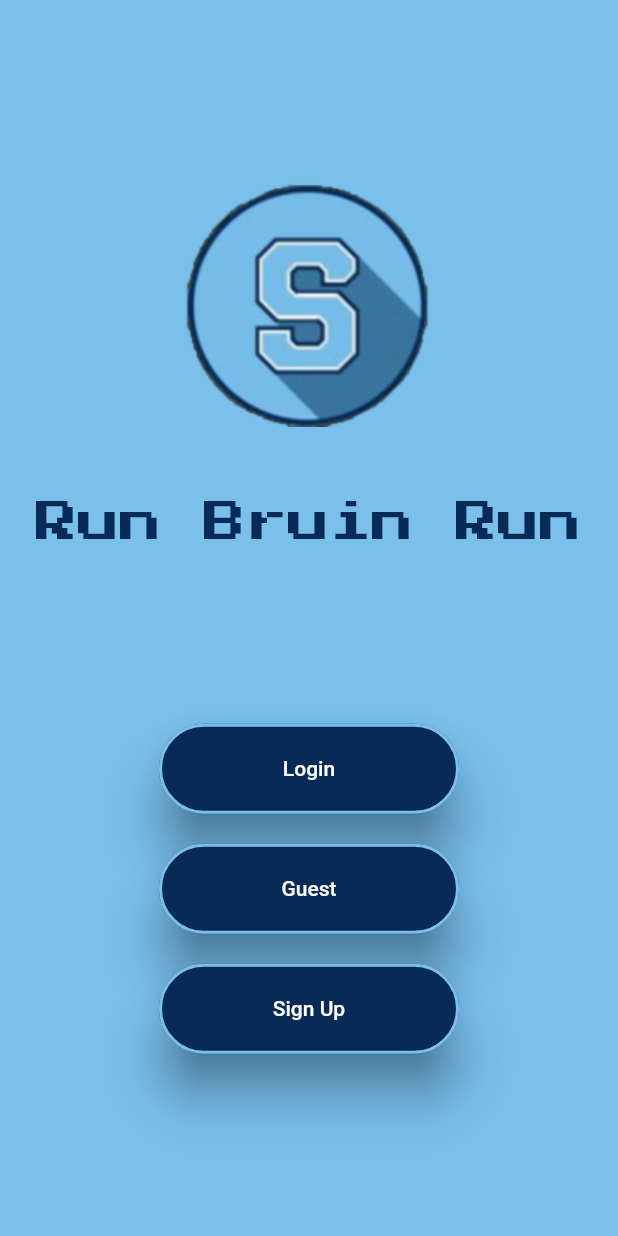
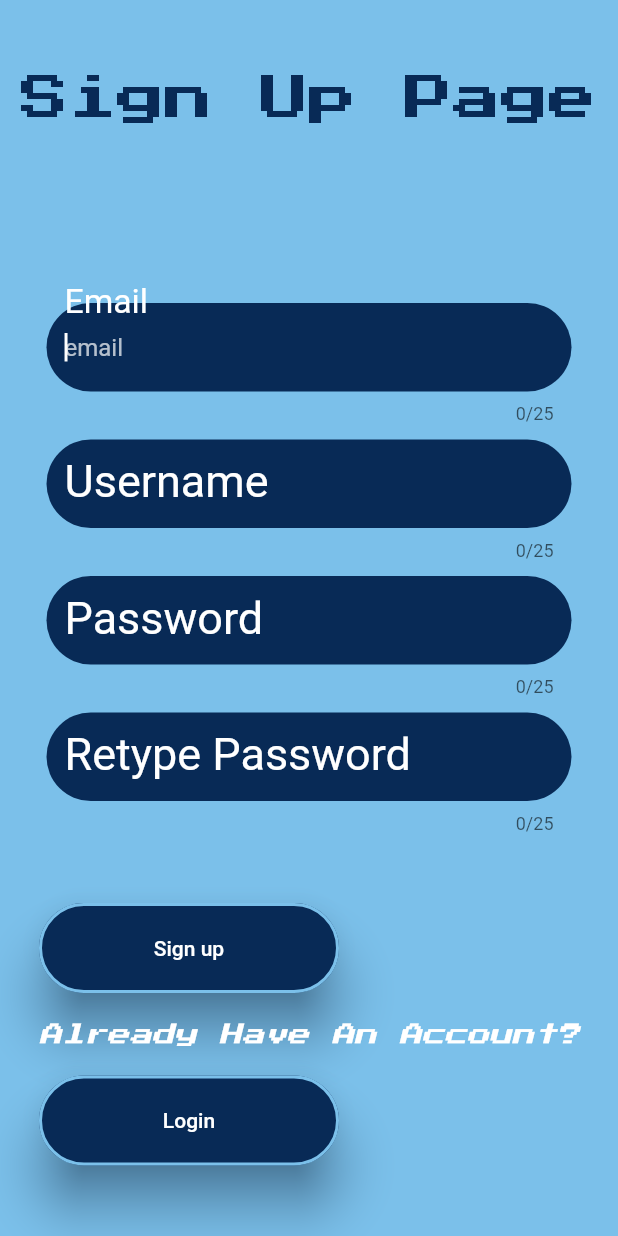
Before and after one commit to jpveloso/RunBruinRun, a Flutter app: the screen it shows after launch, after a tap on "Sign Up", on a phone screen of 412 x 824 dp. Run offline on Flutter 3.47's test engine with Material 2 defaults, Android fonts, the phone set to English and light mode, and no system bars.

Commit message:
Started Signup page.

```diff
--- a/run_bruin_run/lib/main.dart
+++ b/run_bruin_run/lib/main.dart
@@ -1,6 +1,5 @@
 import 'package:flutter/material.dart';
 import 'package:run_bruin_run/screens/home_page.dart';
-import 'package:run_bruin_run/styles.dart';
 
 void main() {
   runApp(const MyApp());
@@ -18,7 +17,7 @@ class MyApp extends StatelessWidget {
         primarySwatch: Colors.blue,
       ),
       // home: const MyHomePage(title: "Run Bruin Run",),
-      home: HomePage(),
+      home: const HomePage(),
     );
   }
 }
--- a/run_bruin_run/lib/screens/home_page.dart
+++ b/run_bruin_run/lib/screens/home_page.dart
@@ -1,6 +1,9 @@
 import 'package:flutter/material.dart';
+import 'package:run_bruin_run/screens/signup_page.dart';
 import 'package:run_bruin_run/styles.dart';
 import 'login_page.dart';
+
+//dart fix --apply
 
 class HomePage extends StatefulWidget {
   const HomePage({Key? key}) : super(key: key);
@@ -25,7 +28,7 @@ class _HomePageState extends State<HomePage> {
             Image.asset(
               'lib/images/Sheridan_Bruins_Logo.png',
             ),
-            SizedBox(height: 50),
+            const SizedBox(height: 50),
             const Text(
               'Run Bruin Run',
               style: TextStyle(
@@ -34,7 +37,7 @@ class _HomePageState extends State<HomePage> {
                 fontFamily: 'PressStart2P',
               ),
             ),
-            SizedBox(height: 120),
+            const SizedBox(height: 120),
             Wrap(
               direction: Axis.vertical,
               // crossAxisAlignment: WrapCrossAlignment.center,
@@ -58,7 +61,11 @@ class _HomePageState extends State<HomePage> {
                     child: const Text('Guest')),
                 ElevatedButton(
                     style: getButtonStyle(),
-                    onPressed: () {},
+                    onPressed: () {
+                      Navigator.push(
+                          context, MaterialPageRoute(builder: (context) => const SignUpPage())
+                      );
+                    },
                     child: const Text('Sign Up')),
               ],
             ),
--- a/run_bruin_run/lib/screens/login_page.dart
+++ b/run_bruin_run/lib/screens/login_page.dart
@@ -13,13 +13,13 @@ class _LoginPageState extends State<LoginPage> {
   @override
   Widget build(BuildContext context) {
     return Scaffold(
-      // resizeToAvoidBottomInset: false,
+        // resizeToAvoidBottomInset: false,
         backgroundColor: lightBruinBlue,
         body: Center(
           child: Column(
             mainAxisAlignment: MainAxisAlignment.start,
             children: [
-              SizedBox(height: 50),
+              const SizedBox(height: 50),
               const Text(
                 'Login Page',
                 style: TextStyle(
@@ -28,7 +28,7 @@ class _LoginPageState extends State<LoginPage> {
                   fontFamily: 'PressStart2P',
                 ),
               ),
-              SizedBox(height: 120),
+              const SizedBox(height: 120),
               SizedBox(
                 width: 350,
                 height: 175,
@@ -36,13 +36,13 @@ class _LoginPageState extends State<LoginPage> {
                   TextField(
                     maxLength: 25,
                     cursorColor: Colors.white,
-                    style: TextStyle(
+                    style: const TextStyle(
                       color: Colors.white,
                     ),
                     decoration: InputDecoration(
                       filled: true,
                       fillColor: darkBruinBlue,
-                      hintStyle: TextStyle(color: Colors.white70),
+                      hintStyle: const TextStyle(color: Colors.white70),
                       hintText: "Enter your username",
                       border: OutlineInputBorder(
                         borderSide: BorderSide.none,
@@ -50,19 +50,19 @@ class _LoginPageState extends State<LoginPage> {
                       ),
                     ),
                   ),
-                  SizedBox(height: 10),
+                  const SizedBox(height: 10),
                   TextField(
                     obscureText: true,
                     obscuringCharacter: "*",
                     maxLength: 25,
                     cursorColor: Colors.white,
-                    style: TextStyle(color: Colors.white),
+                    style: const TextStyle(color: Colors.white),
                     decoration: InputDecoration(
                       // labelText: "Password",
                       // labelStyle: TextStyle(fontSize: 30, color: Colors.white),
                       filled: true,
                       fillColor: darkBruinBlue,
-                      hintStyle: TextStyle(color: Colors.white70),
+                      hintStyle: const TextStyle(color: Colors.white70),
                       hintText: "Enter your password",
                       border: OutlineInputBorder(
                         borderSide: BorderSide.none,
@@ -72,7 +72,7 @@ class _LoginPageState extends State<LoginPage> {
                   ),
                 ]),
               ),
-              SizedBox(height: 20),
+              const SizedBox(height: 20),
               Wrap(
                 direction: Axis.vertical,
                 spacing: 20,
--- /dev/null
+++ b/run_bruin_run/lib/screens/signup_page.dart
@@ -0,0 +1,155 @@
+import 'package:flutter/material.dart';
+import 'package:run_bruin_run/screens/home_page.dart';
+import 'package:run_bruin_run/screens/login_page.dart';
+import 'package:run_bruin_run/styles.dart';
+
+class SignUpPage extends StatefulWidget {
+  const SignUpPage({Key? key}) : super(key: key);
+
+  @override
+  State<SignUpPage> createState() => _SignUpPageState();
+}
+
+class _SignUpPageState extends State<SignUpPage> {
+  @override
+  Widget build(BuildContext context) {
+    return Scaffold(
+      // resizeToAvoidBottomInset: false,
+        backgroundColor: lightBruinBlue,
+        body: Center(
+          child: Column(
+            mainAxisAlignment: MainAxisAlignment.start,
+            children: [
+              const SizedBox(height: 50),
+              const Text(
+                'Sign Up Page',
+                style: TextStyle(
+                  fontSize: 32,
+                  color: darkBruinBlue,
+                  fontFamily: 'PressStart2P',
+                ),
+              ),
+              const SizedBox(height: 120),
+              SizedBox(
+                width: 350,
+                height: 380,
+                child: Column(children: [
+                  TextField(
+                    maxLength: 25,
+                    cursorColor: Colors.white,
+                    autofocus: true,
+                    style: const TextStyle(
+                      color: Colors.white,
+                    ),
+                    decoration: InputDecoration(
+                      labelText: "Email",
+                      labelStyle: const TextStyle(fontSize: 30, color: Colors.white),
+                      filled: true,
+                      fillColor: darkBruinBlue,
+                      hintStyle: const TextStyle(color: Colors.white70),
+                      hintText: "email",
+                      border: OutlineInputBorder(
+                        borderSide: BorderSide.none,
+                        borderRadius: BorderRadius.circular(50),
+                      ),
+                    ),
+                  ),
+                  const SizedBox(height: 10),
+                  TextField(
+                    maxLength: 25,
+                    cursorColor: Colors.white,
+                    style: const TextStyle(
+                      color: Colors.white,
+                    ),
+                    decoration: InputDecoration(
+                      labelText: "Username",
+                      labelStyle: const TextStyle(fontSize: 30, color: Colors.white),
+                      filled: true,
+                      fillColor: darkBruinBlue,
+                      hintStyle: const TextStyle(color: Colors.white70),
+                      hintText: "username",
+                      border: OutlineInputBorder(
+                        borderSide: BorderSide.none,
+                        borderRadius: BorderRadius.circular(50),
+                      ),
+                    ),
+                  ),
+                  const SizedBox(height: 10),
+                  TextField(
+                    obscureText: true,
+                    obscuringCharacter: "*",
+                    maxLength: 25,
+                    cursorColor: Colors.white,
+                    style: const TextStyle(color: Colors.white),
+                    decoration: InputDecoration(
+                      labelText: "Password",
+                      labelStyle: const TextStyle(fontSize: 30, color: Colors.white),
+                      filled: true,
+                      fillColor: darkBruinBlue,
+                      hintStyle: const TextStyle(color: Colors.white70),
+                      hintText: "Enter your password",
+                      border: OutlineInputBorder(
+                        borderSide: BorderSide.none,
+                        borderRadius: BorderRadius.circular(50),
+                      ),
+                    ),
+                  ),
+                  const SizedBox(height: 10),
+                  TextField(
+                    obscureText: true,
+                    obscuringCharacter: "*",
+                    maxLength: 25,
+                    cursorColor: Colors.white,
+                    style: const TextStyle(color: Colors.white),
+                    decoration: InputDecoration(
+                      labelText: "Retype Password",
+                      labelStyle: const TextStyle(fontSize: 30, color: Colors.white),
+                      filled: true,
+                      fillColor: darkBruinBlue,
+                      hintStyle: const TextStyle(color: Colors.white70),
+                      hintText: "retype password",
+                      border: OutlineInputBorder(
+                        borderSide: BorderSide.none,
+                        borderRadius: BorderRadius.circular(50),
+                      ),
+                    ),
+                  ),
+                ]),
+              ),
+              const SizedBox(height: 20),
+              Wrap(
+                direction: Axis.vertical,
+                spacing: 20,
+                children: [
+                  ElevatedButton(
+                      style: getButtonStyle(),
+                      onPressed: () {},
+                      child: const Text(
+                        'Sign up',
+                        style: TextStyle(),
+                      )),
+                  const Text(
+                    'Already Have An Account?',
+                    style: TextStyle(
+                      fontSize: 15,
+                      fontStyle: FontStyle.italic,
+                      color: Colors.white,
+                      fontFamily: 'PressStart2P',
+                    ),
+                  ),
+                  ElevatedButton(
+                      style: getButtonStyle(),
+                      onPressed: () {
+                        Navigator.push(
+                            context,
+                            MaterialPageRoute(
+                                builder: (context) => const LoginPage()));
+                      },
+                      child: const Text('Login'))
+                ],
+              ),
+            ],
+          ),
+        ));
+  }
+}
--- a/run_bruin_run/lib/styles.dart
+++ b/run_bruin_run/lib/styles.dart
@@ -6,17 +6,17 @@ const lightBruinBlue = Color.fromRGBO(123, 192, 234, 1);
 ButtonStyle defaultButtonStyle = ElevatedButton.styleFrom(
   foregroundColor: Colors.white,
   backgroundColor: darkBruinBlue,
-  fixedSize: Size(300, 50),
+  fixedSize: const Size(300, 50),
 );
 
 ButtonStyle getButtonStyle() {
   return ElevatedButton.styleFrom(
     foregroundColor: Colors.white,
     backgroundColor: darkBruinBlue,
-    fixedSize: Size(200, 60),
+    fixedSize: const Size(200, 60),
     elevation: 15,
     shadowColor: darkBruinBlue,
-    side: BorderSide(color: lightBruinBlue, width: 2),
-    shape: StadiumBorder(),
+    side: const BorderSide(color: lightBruinBlue, width: 2),
+    shape: const StadiumBorder(),
   );
 }
```
